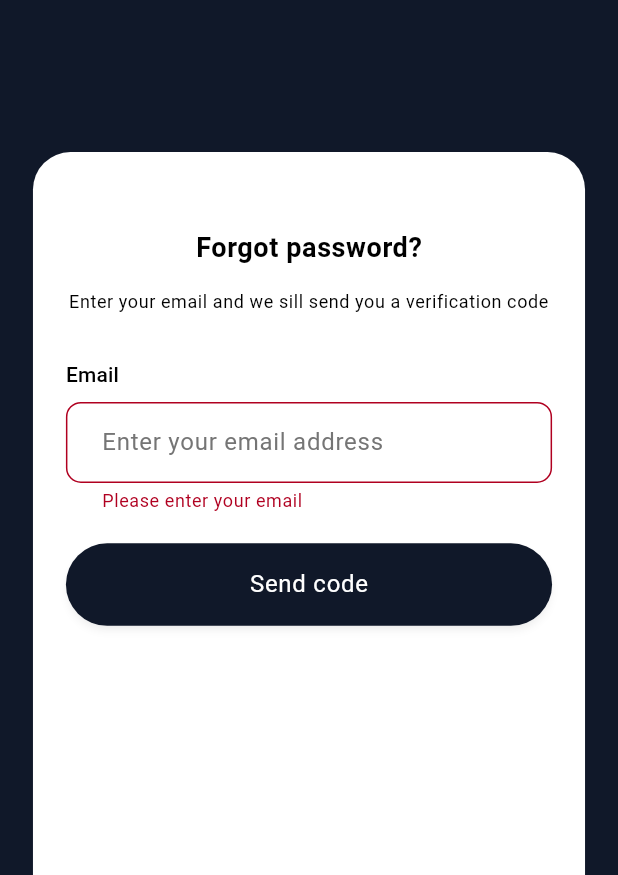
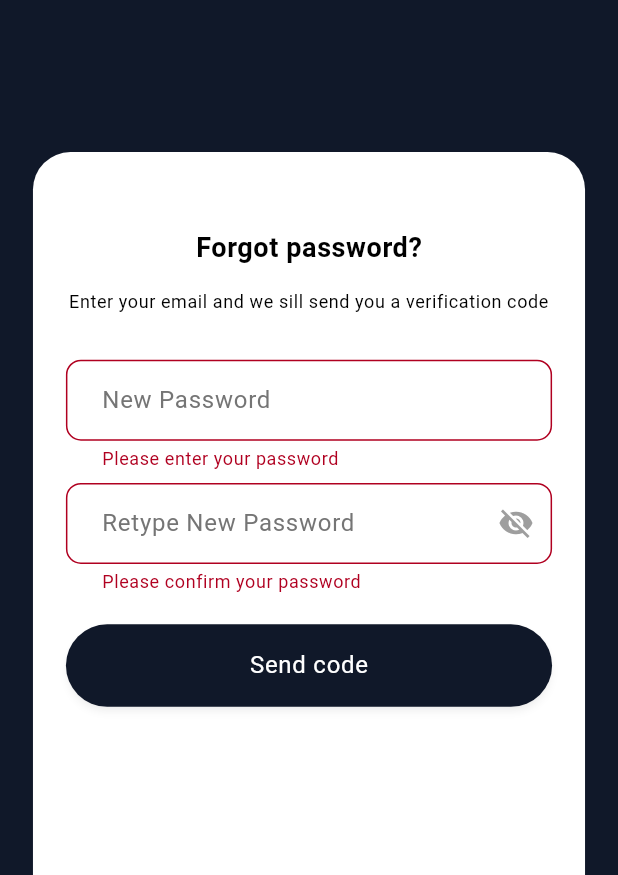
Before and after one commit to Takbirulislam420/Flutter-Folder-Structure, a Flutter app: the screen it shows after launch, after a tap on "Send code", on a phone screen of 412 x 824 dp, the part 361-1236 px from its top. Run offline on Flutter 3.47's test engine with Material 3 defaults, Android fonts, the phone set to English and light mode, and no system bars; our stand-ins replace flutter_screenutil, flutter_svg.

Commit message:
add reset password screen

```diff
--- a/lib/app/core/const/app_strings.dart
+++ b/lib/app/core/const/app_strings.dart
@@ -17,6 +17,16 @@ class AppStrings {
   static const String forgotPasswordDes =
       "Enter your email and we sill send you a verification code";
 
+  // Set password
+  static const String setNewPasswordTitle = "Set a new password";
+  static const String setNewPasswordDes =
+      "Create a new password.Ensure it differs from \n previous noes for security.";
+  static const String newPasswordHint = "New Password";
+  static const String retypePasswordHint = "Retype New Password";
+
+  static const String newPasswordError = "Please enter your password";
+  static const String retypePasswordError = "Please confirm your password";
+
   // button
   static const String signInButton = "Sign in";
   static const String sendCodeButton = "Send code";
--- a/lib/app/my_app.dart
+++ b/lib/app/my_app.dart
@@ -1,7 +1,7 @@
 import 'package:flutter/material.dart';
 import 'package:flutter_screenutil/flutter_screenutil.dart';
 import 'package:top_talent_agency/app/theme/app_theme.dart';
-import 'package:top_talent_agency/features/auth/forgot_password/screen/forgot_password_screen.dart';
+import 'package:top_talent_agency/features/auth/new_password/screen/new_password_screen.dart';
 
 class MyApp extends StatelessWidget {
   const MyApp({super.key});
@@ -22,7 +22,7 @@ class MyApp extends StatelessWidget {
           theme: CustomTheme.lightTheme,
           themeMode: ThemeMode.system,
           darkTheme: CustomTheme.darkTheme,
-          home: ForgotPasswordScreen(),
+          home: NewPasswordScreen(),
         );
       },
     );
--- a/lib/features/auth/login/screen/login_screen.dart
+++ b/lib/features/auth/login/screen/login_screen.dart
@@ -96,7 +96,7 @@ class _LoginScreenState extends State<LoginScreen> {
                           CustomTextFormField(
                             controller: _passwordController,
                             hintText: AppStrings.passwordHint,
-                            keyboardType: TextInputType.emailAddress,
+                            keyboardType: TextInputType.text,
                             isPassword: true,
                             validator: (value) {
                               if (value == null || value.isEmpty) {
--- /dev/null
+++ b/lib/features/auth/new_password/screen/new_password_screen.dart
@@ -0,0 +1,141 @@
+import 'package:flutter/material.dart';
+import 'package:flutter_screenutil/flutter_screenutil.dart';
+import 'package:top_talent_agency/app/core/const/app_strings.dart';
+import 'package:top_talent_agency/features/common/widgets/custom_elevated_button.dart';
+import 'package:top_talent_agency/features/common/widgets/custom_text_form_field.dart';
+import 'package:top_talent_agency/features/common/widgets/logo_svg.dart';
+
+class NewPasswordScreen extends StatefulWidget {
+  const NewPasswordScreen({super.key});
+
+  @override
+  State<NewPasswordScreen> createState() => _NewPasswordScreenState();
+}
+
+class _NewPasswordScreenState extends State<NewPasswordScreen> {
+  final _formKey = GlobalKey<FormState>();
+  final TextEditingController _newPasswordController = TextEditingController();
+  final TextEditingController _confirmPasswordController =
+      TextEditingController();
+
+  @override
+  Widget build(BuildContext context) {
+    return Scaffold(
+      body: SafeArea(
+        child: Column(
+          children: [
+            SizedBox(height: 40.h),
+            // LOGO
+            LogoSvg(),
+            SizedBox(height: 100.h),
+            // CONTENT AREA
+            Expanded(
+              child: Padding(
+                padding: EdgeInsets.symmetric(horizontal: 20.0.w),
+                child: Container(
+                  width: double.infinity,
+                  padding: EdgeInsets.symmetric(horizontal: 20.w),
+                  decoration: BoxDecoration(
+                    color: Colors.white,
+                    borderRadius: const BorderRadius.only(
+                      topLeft: Radius.circular(25.0),
+                      topRight: Radius.circular(25.0),
+                    ),
+                  ),
+                  child: SingleChildScrollView(
+                    child: Form(
+                      key: _formKey,
+                      child: Column(
+                        crossAxisAlignment: CrossAxisAlignment.start,
+                        children: <Widget>[
+                          SizedBox(height: 50.h),
+                          Center(
+                            child: Text(
+                              AppStrings.forgotPassword,
+                              style: Theme.of(context).textTheme.titleSmall,
+                            ),
+                          ),
+                          SizedBox(height: 15.h),
+                          Center(
+                            child: Text(
+                              textAlign: TextAlign.center,
+                              AppStrings.forgotPasswordDes,
+                              style: Theme.of(context).textTheme.bodySmall,
+                            ),
+                          ),
+                          SizedBox(height: 30.h),
+                          CustomTextFormField(
+                            controller: _newPasswordController,
+                            hintText: AppStrings.newPasswordHint,
+                            keyboardType: TextInputType.text,
+                            validator: (value) {
+                              if (value == null || value.isEmpty) {
+                                return AppStrings.newPasswordError;
+                              }
+                              if (value.length < 6) {
+                                return "Password must be at least 6 characters";
+                              }
+                              if (value.length > 16) {
+                                return "Password cannot be more than 16 characters";
+                              }
+                              return null;
+                            },
+                          ),
+                          SizedBox(height: 8.h),
+                          CustomTextFormField(
+                            controller: _confirmPasswordController,
+                            hintText: AppStrings.retypePasswordHint,
+                            keyboardType: TextInputType.text,
+                            isPassword: true,
+                            validator: (value) {
+                              if (value == null || value.isEmpty) {
+                                return AppStrings.retypePasswordError;
+                              }
+                              if (value.length < 6) {
+                                return "Password must be at least 6 characters";
+                              }
+                              if (value.length > 16) {
+                                return "Password cannot be more than 16 characters";
+                              }
+                              if (value != _newPasswordController.text) {
+                                return "Passwords do not match";
+                              }
+                              return null;
+                            },
+                          ),
+                          SizedBox(height: 20.h),
+                          CustomElevatedButton(
+                            text: AppStrings.sendCodeButton,
+                            onPressed: _onPressedSignInButton,
+                          ),
+                          SizedBox(height: 30.h),
+                        ],
+                      ),
+                    ),
+                  ),
+                ),
+              ),
+            ),
+          ],
+        ),
+      ),
+    );
+  }
+
+  @override
+  void dispose() {
+    _newPasswordController.dispose();
+    _confirmPasswordController.dispose();
+    super.dispose();
+  }
+
+  void _onPressedSignInButton() {
+    if (_formKey.currentState!.validate()) {
+      // All fields are valid
+      print("New Password: ${_newPasswordController.text}");
+      print("Confirm Password: ${_confirmPasswordController.text}");
+    } else {
+      print("Form not valid");
+    }
+  }
+}
```
